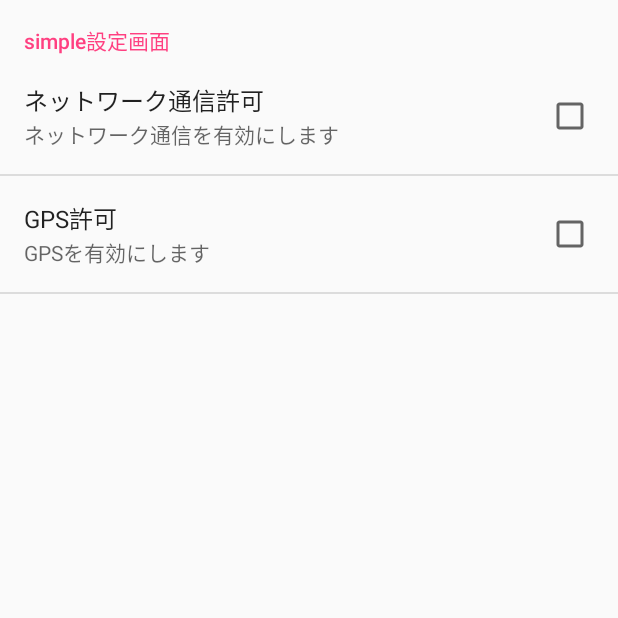
After one commit to nsaito92/Frock, an Android app: the AlarmPreferenceActivity screen opened directly, with no data from a screen before it, on a phone screen of 412 x 824 dp, the top half of it. The commit adds this screen. Run offline under Robolectric (Android 15) with nearby library versions, the phone set to English and light mode, and no system bars.

Commit message:
refs #4 アラーム設定編集機能の追加
* アラーム設定画面を新規で作成

```diff
--- /dev/null
+++ b/app/src/main/java/com/example/naotosaito/clocktest/AlarmPreferenceActivity.java
@@ -0,0 +1,18 @@
+package com.example.naotosaito.clocktest;
+
+import android.preference.PreferenceActivity;
+import android.os.Bundle;
+
+/**
+ * アラーム設定画面表示用のActivity
+ */
+
+public class AlarmPreferenceActivity extends PreferenceActivity {
+
+    @Override
+    protected void onCreate(Bundle savedInstanceState) {
+        super.onCreate(savedInstanceState);
+        getFragmentManager().beginTransaction()
+                .replace(android.R.id.content, new AlarmPreferenceFragment()).commit();
+    }
+}
--- /dev/null
+++ b/app/src/main/java/com/example/naotosaito/clocktest/AlarmPreferenceFragment.java
@@ -0,0 +1,16 @@
+package com.example.naotosaito.clocktest;
+
+import android.os.Bundle;
+import android.preference.PreferenceFragment;
+
+/**
+ * Created by naotosaito on 2018/06/04.
+ * 個々で定義したPreferenceのリソースを設定します。
+ */
+public class AlarmPreferenceFragment extends PreferenceFragment {
+    @Override
+    public void onCreate(Bundle savedInstanceState) {
+        super.onCreate(savedInstanceState);
+        addPreferencesFromResource(R.xml.preference);
+    }
+}
--- a/app/src/main/res/values/strings.xml
+++ b/app/src/main/res/values/strings.xml
@@ -1,4 +1,17 @@
 <resources>
     <string name="app_name">NsaitoClock</string>
+    <string name="hello_world">Hello world!</string>
+    <string name="action_settings">Settings</string>
 
+    <!-- menu used -->
+    <string name="opt_menu_01">My設定</string>
+    <string name="opt_menu_02">ヘルプ</string>
+
+    <!-- preference strings -->
+    <string name="preference_title">simple設定画面</string>
+
+    <string name="checkbox_01_title">ネットワーク通信許可</string>
+    <string name="checkbox_01_summary">ネットワーク通信を有効にします</string>
+    <string name="checkbox_02_title">GPS許可</string>
+    <string name="checkbox_02_summary">GPSを有効にします</string>
 </resources>
--- /dev/null
+++ b/app/src/main/res/xml/preference.xml
@@ -0,0 +1,14 @@
+<?xml version="1.0" encoding="utf-8"?>
+<PreferenceScreen
+    xmlns:android="http://schemas.android.com/apk/res/android">
+    <PreferenceCategory android:title="@string/preference_title">
+        <CheckBoxPreference
+            android:key="checkbox_01_key"
+            android:title="@string/checkbox_01_title"
+            android:summary="@string/checkbox_01_summary" />
+        <CheckBoxPreference
+            android:key="checkbox_02_key"
+            android:title="@string/checkbox_02_title"
+            android:summary="@string/checkbox_02_summary" />
+    </PreferenceCategory>
+</PreferenceScreen>
```
Also changed, not shown: app/src/main/AndroidManifest.xml (+6 -2 lines), app/src/main/java/com/example/naotosaito/clocktest/MainActivity.java (+22 -0 lines), app/src/main/res/menu/main.xml (added, +13 -0 lines).
